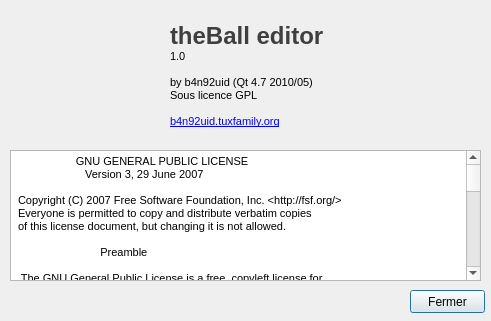
Qt form sources/about.ui (b4n92uid/theball-editor) before a commit.
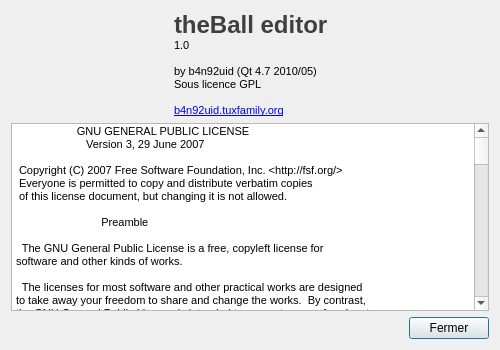
The same form after that commit. Icons and pictures are not drawn.

Commit message: Imp: About dialog GUI

```diff
--- a/sources/about.ui
+++ b/sources/about.ui
@@ -6,14 +6,26 @@
    <rect>
     <x>0</x>
     <y>0</y>
-    <width>491</width>
-    <height>321</height>
+    <width>500</width>
+    <height>350</height>
    </rect>
   </property>
+  <property name="sizePolicy">
+   <sizepolicy hsizetype="Fixed" vsizetype="Fixed">
+    <horstretch>0</horstretch>
+    <verstretch>0</verstretch>
+   </sizepolicy>
+  </property>
+  <property name="minimumSize">
+   <size>
+    <width>500</width>
+    <height>350</height>
+   </size>
+  </property>
   <property name="maximumSize">
    <size>
-    <width>495</width>
-    <height>326</height>
+    <width>500</width>
+    <height>350</height>
    </size>
   </property>
   <property name="windowTitle">
@@ -25,15 +37,11 @@
   <property name="modal">
    <bool>true</bool>
   </property>
+  <layout class="QVBoxLayout" name="verticalLayout">
+   <item>
+    <layout class="QHBoxLayout" name="horizontalLayout" stretch="2,4">
+     <item>
   <widget class="QLabel" name="label">
-   <property name="geometry">
-    <rect>
-     <x>20</x>
-     <y>20</y>
-     <width>131</width>
-     <height>121</height>
-    </rect>
-   </property>
    <property name="text">
     <string/>
    </property>
@@ -41,15 +49,9 @@
     <pixmap resource="ressource.qrc">:/Icons/icons/3d_modelling.png</pixmap>
    </property>
   </widget>
+     </item>
+     <item>
   <widget class="QLabel" name="label_2">
-   <property name="geometry">
-    <rect>
-     <x>170</x>
-     <y>20</y>
-     <width>301</width>
-     <height>111</height>
-    </rect>
-   </property>
    <property name="text">
     <string>&lt;!DOCTYPE HTML PUBLIC &quot;-//W3C//DTD HTML 4.0//EN&quot; &quot;http://www.w3.org/TR/REC-html40/strict.dtd&quot;&gt;
 &lt;html&gt;&lt;head&gt;&lt;meta name=&quot;qrichtext&quot; content=&quot;1&quot; /&gt;&lt;style type=&quot;text/css&quot;&gt;
@@ -64,28 +66,11 @@
 &lt;p style=&quot; margin-top:0px; margin-bottom:0px; margin-left:0px; margin-right:0px; -qt-block-indent:0; text-indent:0px;&quot;&gt;&lt;a href=&quot;b4n92uid.tuxfamily.org&quot;&gt;&lt;span style=&quot; font-size:8pt; text-decoration: underline; color:#0000ff;&quot;&gt;b4n92uid.tuxfamily.org&lt;/span&gt;&lt;/a&gt;&lt;/p&gt;&lt;/body&gt;&lt;/html&gt;</string>
    </property>
   </widget>
-  <widget class="QPushButton" name="pushButton">
-   <property name="geometry">
-    <rect>
-     <x>410</x>
-     <y>290</y>
-     <width>75</width>
-     <height>23</height>
-    </rect>
-   </property>
-   <property name="text">
-    <string>Fermer</string>
-   </property>
-  </widget>
+     </item>
+    </layout>
+   </item>
+   <item>
   <widget class="QTextEdit" name="textEdit">
-   <property name="geometry">
-    <rect>
-     <x>10</x>
-     <y>150</y>
-     <width>471</width>
-     <height>131</height>
-    </rect>
-   </property>
    <property name="lineWrapMode">
     <enum>QTextEdit::NoWrap</enum>
    </property>
@@ -774,6 +759,32 @@
 &lt;p style=&quot;-qt-paragraph-type:empty; margin-top:0px; margin-bottom:0px; margin-left:0px; margin-right:0px; -qt-block-indent:0; text-indent:0px; font-size:8pt;&quot;&gt;&lt;/p&gt;&lt;/body&gt;&lt;/html&gt;</string>
    </property>
   </widget>
+   </item>
+   <item>
+    <layout class="QHBoxLayout" name="horizontalLayout_2">
+     <item>
+      <spacer name="horizontalSpacer">
+       <property name="orientation">
+        <enum>Qt::Horizontal</enum>
+       </property>
+       <property name="sizeHint" stdset="0">
+        <size>
+         <width>40</width>
+         <height>20</height>
+        </size>
+       </property>
+      </spacer>
+     </item>
+     <item>
+      <widget class="QPushButton" name="pushButton">
+       <property name="text">
+        <string>Fermer</string>
+       </property>
+      </widget>
+     </item>
+    </layout>
+   </item>
+  </layout>
  </widget>
  <resources>
   <include location="ressource.qrc"/>
```
Lines whose indentation alone changed are shown as unchanged.
